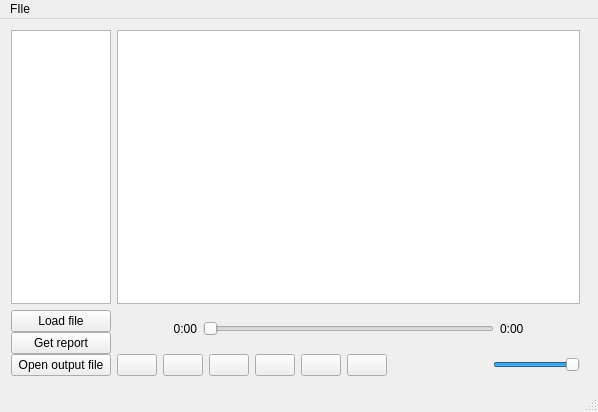
Above: source/mainwindow.ui from Maciej-R/Car_plate_recognition before the change. Below: the same form after it.
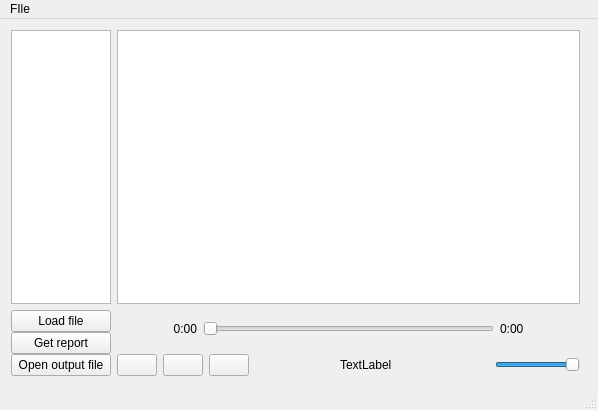
That is the form after the change. Icons and pictures are not drawn.

What changed in the file:
```diff
--- a/source/mainwindow.ui
+++ b/source/mainwindow.ui
@@ -7,7 +7,7 @@
     <x>0</x>
     <y>0</y>
     <width>598</width>
-    <height>412</height>
+    <height>410</height>
    </rect>
   </property>
   <property name="windowTitle">
@@ -85,17 +85,6 @@
      </item>
      <item row="2" column="1">
       <layout class="QHBoxLayout" name="horizontalLayout_5">
-       <item>
-        <widget class="QPushButton" name="previousButton">
-         <property name="text">
-          <string/>
-         </property>
-         <property name="icon">
-          <iconset>
-           <normaloff>images/control-skip-180.png</normaloff>images/control-skip-180.png</iconset>
-         </property>
-        </widget>
-       </item>
        <item>
         <widget class="QPushButton" name="playButton">
          <property name="text">
@@ -130,27 +119,22 @@
         </widget>
        </item>
        <item>
-        <widget class="QPushButton" name="nextButton">
-         <property name="text">
-          <string/>
+        <spacer name="horizontalSpacer_2">
+         <property name="orientation">
+          <enum>Qt::Horizontal</enum>
          </property>
-         <property name="icon">
-          <iconset>
-           <normaloff>images/control-skip.png</normaloff>images/control-skip.png</iconset>
+         <property name="sizeHint" stdset="0">
+          <size>
+           <width>40</width>
+           <height>20</height>
+          </size>
          </property>
-        </widget>
+        </spacer>
        </item>
        <item>
-        <widget class="QPushButton" name="viewButton">
+        <widget class="QLabel" name="label_2">
          <property name="text">
-          <string/>
-         </property>
-         <property name="icon">
-          <iconset>
-           <normaloff>images/application-image.png</normaloff>images/application-image.png</iconset>
-         </property>
-         <property name="checkable">
-          <bool>true</bool>
+          <string>TextLabel</string>
          </property>
         </widget>
        </item>
```
